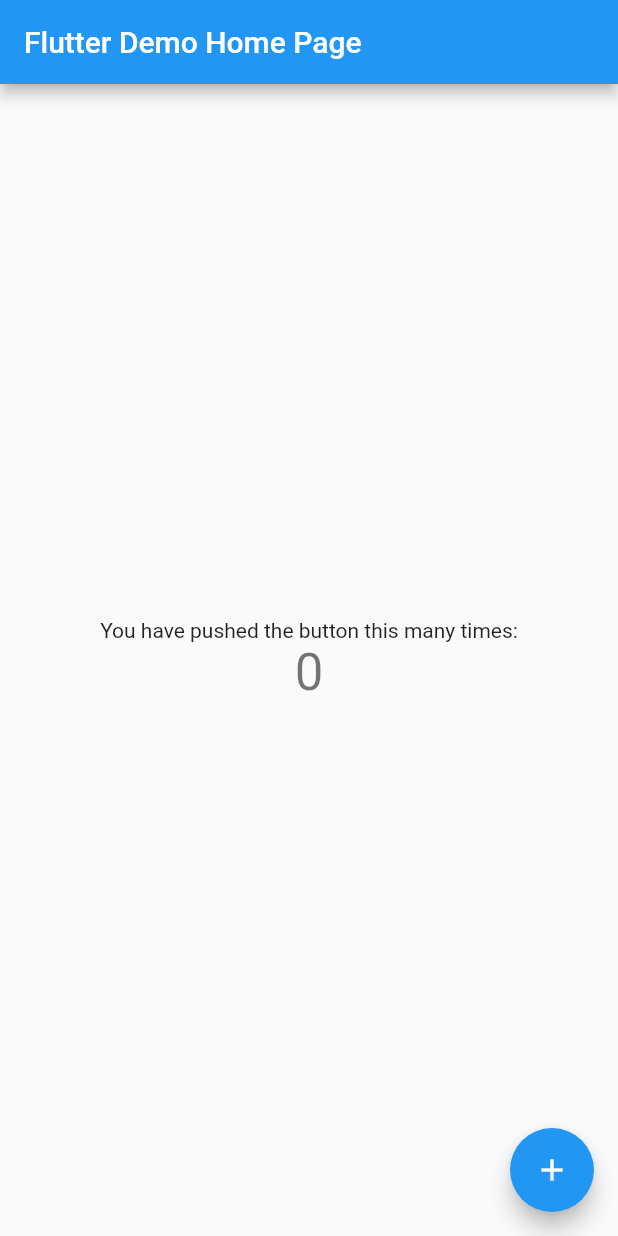
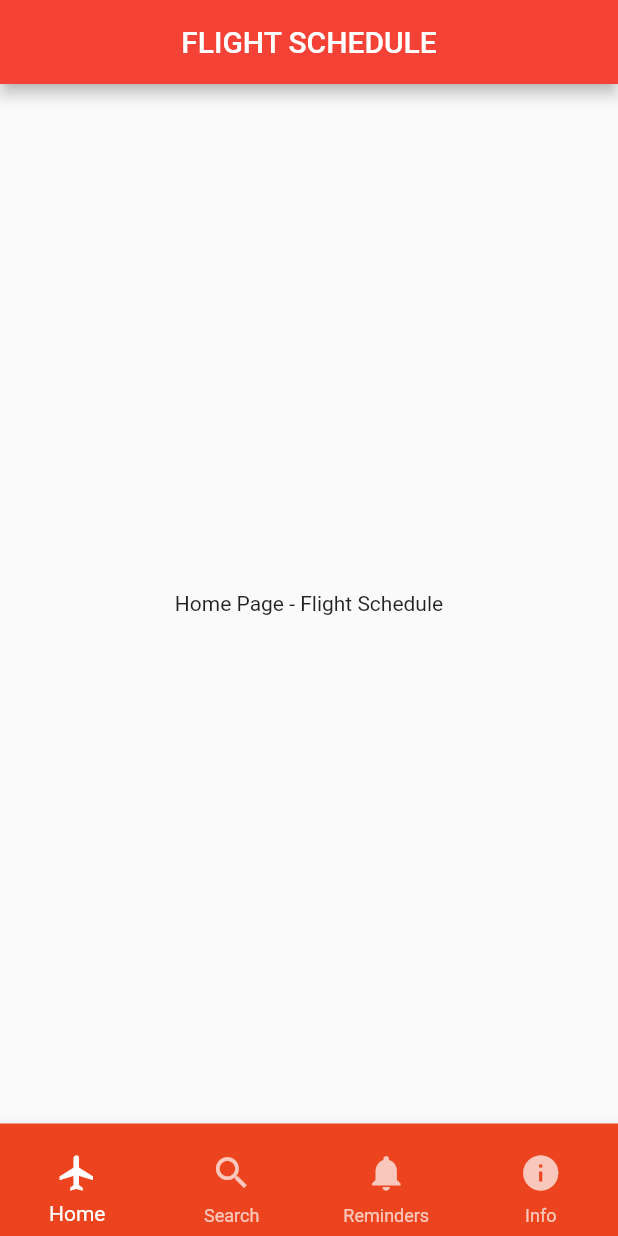
Before and after one commit to divyashC/fids_mobile_app, a Flutter app: the screen it shows after launch, on a phone screen of 412 x 824 dp. Run offline on Flutter 3.47's test engine with Material 2 defaults, Android fonts, the phone set to English and light mode, and no system bars.

Commit message:
Nav Bar Completed

```diff
--- /dev/null
+++ b/lib/home_page.dart
@@ -0,0 +1,24 @@
+import 'package:flutter/material.dart';
+
+class HomePage extends StatefulWidget {
+  const HomePage({super.key});
+
+  @override
+  State<HomePage> createState() => _HomePageState();
+}
+
+class _HomePageState extends State<HomePage> {
+  @override
+  Widget build(BuildContext context) {
+    return Scaffold(
+      appBar: AppBar(
+        title: const Text('FLIGHT SCHEDULE'),
+        centerTitle: true,
+        backgroundColor: Colors.red,
+      ),
+      body: const Center(
+        child: Text('Home Page - Flight Schedule'),
+      ),
+    );
+  }
+}
--- a/lib/main.dart
+++ b/lib/main.dart
@@ -1,4 +1,8 @@
 import 'package:flutter/material.dart';
+import 'package:fids_mobile_app/home_page.dart';
+import 'package:fids_mobile_app/search_page.dart';
+import 'package:fids_mobile_app/info_page.dart';
+import 'package:fids_mobile_app/reminder_page.dart';
 
 void main() {
   runApp(const MyApp());
@@ -7,109 +11,87 @@
 class MyApp extends StatelessWidget {
   const MyApp({super.key});
 
-  // This widget is the root of your application.
   @override
   Widget build(BuildContext context) {
     return MaterialApp(
-      title: 'Flutter Demo',
+      debugShowCheckedModeBanner: false,
+      title: 'FLIGHT SCHEDULE',
       theme: ThemeData(
-        // This is the theme of your application.
-        //
-        // Try running your application with "flutter run". You'll see the
-        // application has a blue toolbar. Then, without quitting the app, try
-        // changing the primarySwatch below to Colors.green and then invoke
-        // "hot reload" (press "r" in the console where you ran "flutter run",
-        // or simply save your changes to "hot reload" in a Flutter IDE).
-        // Notice that the counter didn't reset back to zero; the application
-        // is not restarted.
-        primarySwatch: Colors.blue,
+        primarySwatch: Colors.red,
       ),
-      home: const MyHomePage(title: 'Flutter Demo Home Page'),
+      home: const MyBottomNavigationBar(),
     );
   }
 }
 
-class MyHomePage extends StatefulWidget {
-  const MyHomePage({super.key, required this.title});
-
-  // This widget is the home page of your application. It is stateful, meaning
-  // that it has a State object (defined below) that contains fields that affect
-  // how it looks.
-
-  // This class is the configuration for the state. It holds the values (in this
-  // case the title) provided by the parent (in this case the App widget) and
-  // used by the build method of the State. Fields in a Widget subclass are
-  // always marked "final".
-
-  final String title;
+class MyBottomNavigationBar extends StatefulWidget {
+  const MyBottomNavigationBar({super.key});
 
   @override
-  State<MyHomePage> createState() => _MyHomePageState();
+  State<MyBottomNavigationBar> createState() => _MyBottomNavigationBarState();
 }
 
-class _MyHomePageState extends State<MyHomePage> {
-  int _counter = 0;
+class _MyBottomNavigationBarState extends State<MyBottomNavigationBar> {
+  int _currentIndex = 0;
+  final List<Widget> _children = [
+    const HomePage(),
+    const SearchPage(),
+    const InfoPage(),
+    const ReminderPage(),
+  ];
 
-  void _incrementCounter() {
+  void onTappedBar(int index) {
     setState(() {
-      // This call to setState tells the Flutter framework that something has
-      // changed in this State, which causes it to rerun the build method below
-      // so that the display can reflect the updated values. If we changed
-      // _counter without calling setState(), then the build method would not be
-      // called again, and so nothing would appear to happen.
-      _counter++;
+      _currentIndex = index;
     });
   }
 
   @override
   Widget build(BuildContext context) {
-    // This method is rerun every time setState is called, for instance as done
-    // by the _incrementCounter method above.
-    //
-    // The Flutter framework has been optimized to make rerunning build methods
-    // fast, so that you can just rebuild anything that needs updating rather
-    // than having to individually change instances of widgets.
     return Scaffold(
-      appBar: AppBar(
-        // Here we take the value from the MyHomePage object that was created by
-        // the App.build method, and use it to set our appbar title.
-        title: Text(widget.title),
+      body: _children[_currentIndex],
+      bottomNavigationBar: BottomNavigationBar(
+        onTap: onTappedBar,
+        currentIndex: _currentIndex,
+        items: const <BottomNavigationBarItem>[
+          BottomNavigationBarItem(
+            icon: Padding(
+              padding: EdgeInsets.only(bottom: 5, top: 12),
+              child: Icon(Icons.flight),
+            ),
+            label: 'Home',
+          ),
+          BottomNavigationBarItem(
+            icon: Padding(
+              padding: EdgeInsets.only(bottom: 5, top: 12),
+              child: Icon(Icons.search),
+            ),
+            label: 'Search',
+          ),
+          BottomNavigationBarItem(
+            // reminders bell icon
+            icon: Padding(
+              padding: EdgeInsets.only(bottom: 5, top: 12),
+              child: Icon(Icons.notifications),
+            ),
+            label: 'Reminders',
+          ),
+          BottomNavigationBarItem(
+            // add padding to the icon
+            icon: Padding(
+              padding: EdgeInsets.only(bottom: 5, top: 12),
+              child: Icon(Icons.info),
+            ),
+            label: 'Info',
+          ),
+        ],
+        selectedItemColor: Colors.white,
+        unselectedItemColor: Colors.white70,
+        backgroundColor: const Color(0xFFEC441E),
+        showUnselectedLabels: true,
+        iconSize: 28,
+        type: BottomNavigationBarType.fixed,
       ),
-      body: Center(
-        // Center is a layout widget. It takes a single child and positions it
-        // in the middle of the parent.
-        child: Column(
-          // Column is also a layout widget. It takes a list of children and
-          // arranges them vertically. By default, it sizes itself to fit its
-          // children horizontally, and tries to be as tall as its parent.
-          //
-          // Invoke "debug painting" (press "p" in the console, choose the
-          // "Toggle Debug Paint" action from the Flutter Inspector in Android
-          // Studio, or the "Toggle Debug Paint" command in Visual Studio Code)
-          // to see the wireframe for each widget.
-          //
-          // Column has various properties to control how it sizes itself and
-          // how it positions its children. Here we use mainAxisAlignment to
-          // center the children vertically; the main axis here is the vertical
-          // axis because Columns are vertical (the cross axis would be
-          // horizontal).
-          mainAxisAlignment: MainAxisAlignment.center,
-          children: <Widget>[
-            const Text(
-              'You have pushed the button this many times:',
-            ),
-            Text(
-              '$_counter',
-              style: Theme.of(context).textTheme.headline4,
-            ),
-          ],
-        ),
-      ),
-      floatingActionButton: FloatingActionButton(
-        onPressed: _incrementCounter,
-        tooltip: 'Increment',
-        child: const Icon(Icons.add),
-      ), // This trailing comma makes auto-formatting nicer for build methods.
     );
   }
 }
```
Also changed, not shown: lib/info_page.dart (added, +24 -0 lines), lib/reminder_page.dart (added, +24 -0 lines), lib/search_page.dart (added, +24 -0 lines), 2 other files.
